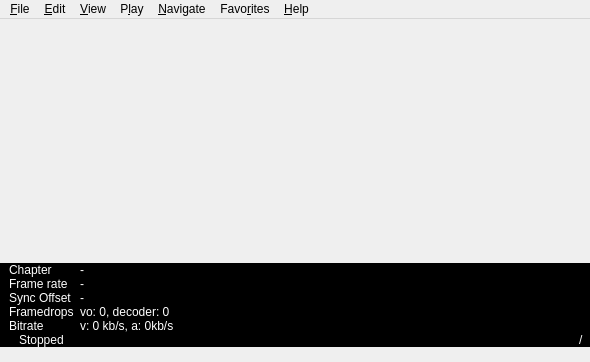
Qt form mainwindow.ui (mpc-qt/mpc-qt) before a commit.
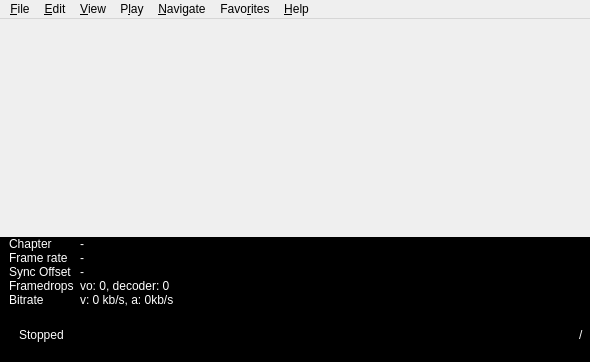
The same form after that commit. Icons and pictures are not drawn.

Commit message:
mainwindow.ui: fix bottomArea initial resize
Set layout constraint on the bottom area.  Sometimes the window would
have a severely undersized bottom widgets.  Likely ever since the info/
statistics/statusbar widgets were reparented.  I only noticed it
recently because I switched my graphics stack from nvidia to mesa.

Patch:
```diff
--- a/mainwindow.ui
+++ b/mainwindow.ui
@@ -412,12 +412,6 @@
        </item>
        <item>
         <widget class="QFrame" name="infoSection">
-         <property name="sizePolicy">
-          <sizepolicy hsizetype="Preferred" vsizetype="Fixed">
-           <horstretch>0</horstretch>
-           <verstretch>0</verstretch>
-          </sizepolicy>
-         </property>
          <property name="styleSheet">
           <string notr="true">color: rgb(255, 255, 255);
  background-color: rgb(0, 0, 0);</string>
```
Left out of the diff: 3 changed lines with no effect on the pictures.
